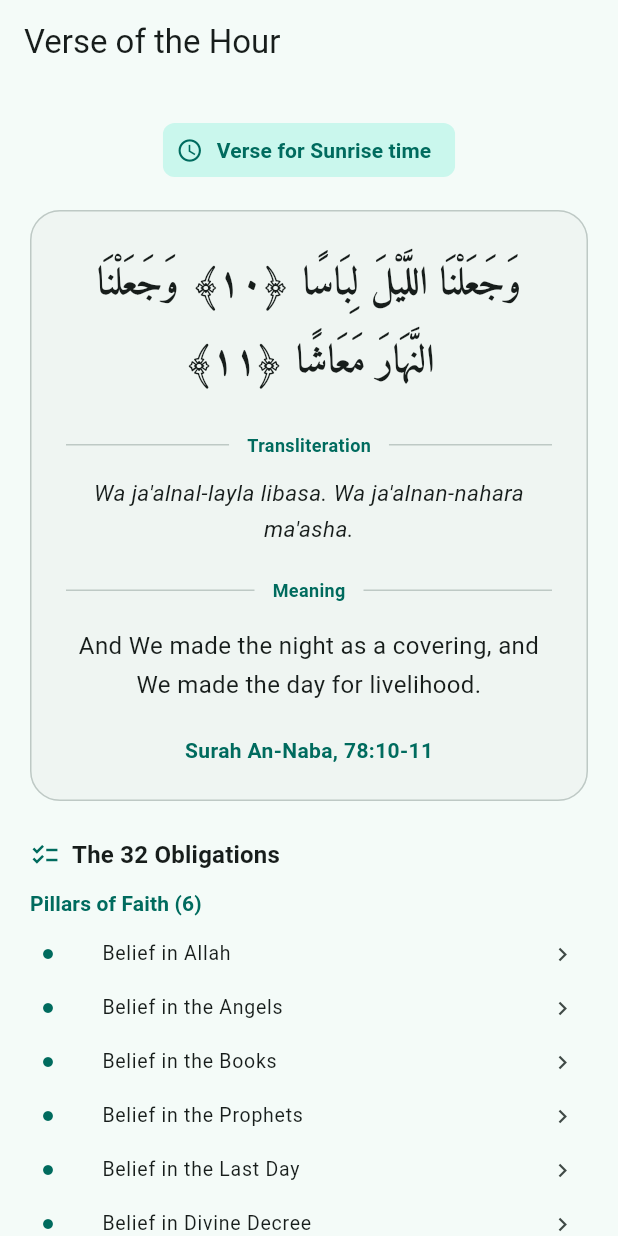
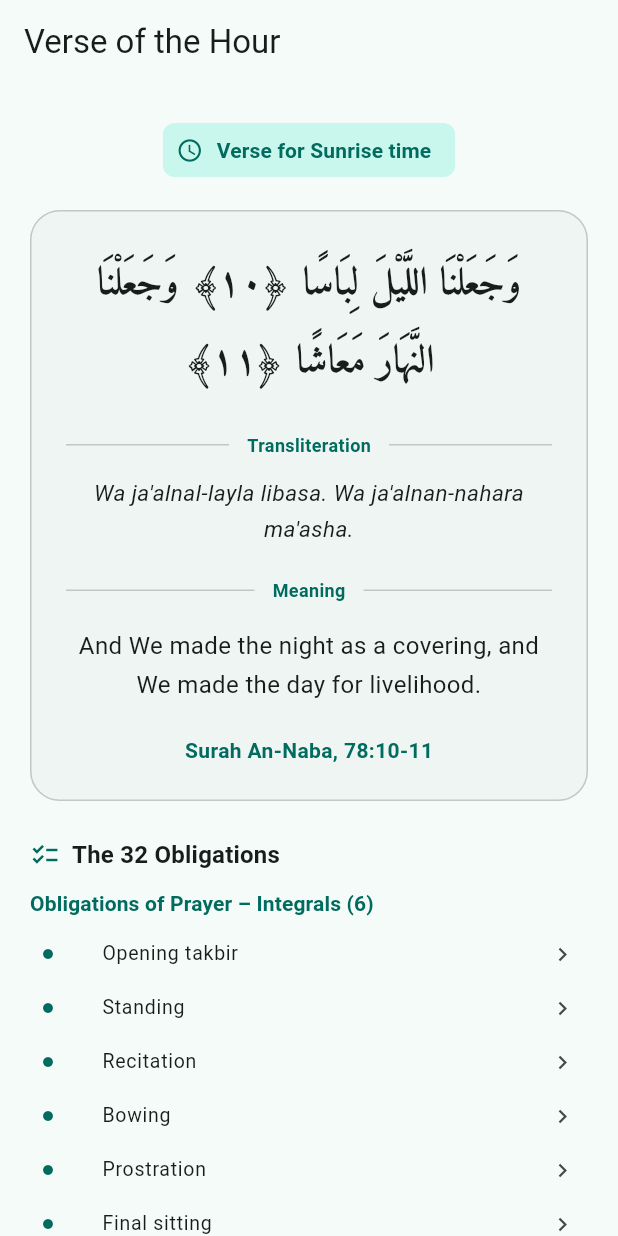
Before and after one commit to gokhunyayla/namaz-saatleri, a Flutter app: the VerseScreen screen opened directly with empty values, on a phone screen of 412 x 824 dp. Run offline on Flutter 3.47's test engine with Material 3 defaults, Android fonts, the phone set to English and light mode, and no system bars; our stand-ins replace adhan, flutter_compass, flutter_local_notifications, flutter_timezone, font_awesome_flutter, geocoding and 3 more; missing offline and left inert: geomag; accounts and stored records are empty.

Commit message:
32 Farz yeniden sıralandı; bildirim test özelliği eklendi
- Namazın farzları (12) en üstte, İçindekiler (Rükünler, 6) ve
  Dışındakiler (Şartlar, 6) olarak ayrıldı; bölüm çoktan aza sıralanır:
  6+6 → İman 6 → İslam 5 → Abdest 4 → Gusül 3 → Teyemmüm 2
- Ayarlar → 'Bildirimleri Test Et': 1 dk sonra ezan sesli, 2 dk sonra
  bildirim sesli vakit bildirimi, 3 dk sonra ön hatırlatma planlar (3 dilde)

Co-Authored-By: Claude Fable 5 <noreply@anthropic.com>

```diff
--- a/lib/data/thirty_two_fard.dart
+++ b/lib/data/thirty_two_fard.dart
@@ -1,5 +1,6 @@
-/// 32 Farz — İmanın 6, İslam'ın 5, Namazın 12, Abdestin 4, Guslün 3 ve
-/// Teyemmümün 2 farzı. İçerik sabittir; Diyanet İlmihali'ne (Hanefî) dayanır.
+/// 32 Farz — Namazın 12 (rükünleri ve şartları), İmanın 6, İslam'ın 5,
+/// Abdestin 4, Guslün 3 ve Teyemmümün 2 farzı; çoktan aza sıralanır.
+/// İçerik sabittir; Diyanet İlmihali'ne (Hanefî) dayanır.
 class FardItem {
   final String nameTr;
   final String nameAr;
@@ -27,6 +28,58 @@ const fardSectionTitleAr = 'الفرائض الاثنتان والثلاثون';
 const fardSectionTitleEn = 'The 32 Obligations';
 
 const List<FardGroup> thirtyTwoFard = [
+  FardGroup('Namazın Farzları – İçindekiler: Rükünleri (6)', 'فرائض الصلاة – أركانها (٦)', 'Obligations of Prayer – Integrals (6)', [
+    FardItem('İftitah tekbiri', 'تكبيرة الإحرام', 'Opening takbir',
+        'Namaza \'Allâhü Ekber\' diyerek başlamaktır.',
+        'الدخول في الصلاة بقول «الله أكبر».',
+        'To begin the prayer saying \'Allahu Akbar.\''),
+    FardItem('Kıyam', 'القيام', 'Standing',
+        'Gücü yetenin namazda ayakta durmasıdır.',
+        'الوقوف في الصلاة للقادر.',
+        'Standing during prayer for those able.'),
+    FardItem('Kıraat', 'القراءة', 'Recitation',
+        'Namazda Kur\'an\'dan bir miktar okumaktır.',
+        'قراءة ما تيسر من القرآن في الصلاة.',
+        'Reciting a portion of the Quran in prayer.'),
+    FardItem('Rükû', 'الركوع', 'Bowing',
+        'Eller dizlere erecek şekilde eğilmektir.',
+        'الانحناء حتى تبلغ اليدان الركبتين.',
+        'Bowing until the hands reach the knees.'),
+    FardItem('Secde', 'السجود', 'Prostration',
+        'Alın, burun, eller, dizler ve ayak parmakları yere değecek şekilde her rekatta iki kez secde etmektir.',
+        'وضع الجبهة والأنف واليدين والركبتين وأطراف القدمين على الأرض مرتين في كل ركعة.',
+        'Prostrating twice each rak\'ah with forehead, nose, hands, knees and toes on the ground.'),
+    FardItem('Ka\'de-i ahîre', 'القعدة الأخيرة', 'Final sitting',
+        'Namazın sonunda Ettehiyyâtü okuyacak kadar oturmaktır.',
+        'الجلوس آخر الصلاة بمقدار التشهد.',
+        'Sitting at the end of prayer long enough to recite the tashahhud.'),
+  ]),
+  FardGroup('Namazın Farzları – Dışındakiler: Şartları (6)', 'فرائض الصلاة – شروطها (٦)', 'Obligations of Prayer – Preconditions (6)', [
+    FardItem('Hadesten taharet', 'الطهارة من الحدث', 'Purity from ritual impurity',
+        'Namazdan önce abdestsizlik hâlinden abdestle, gerekiyorsa gusülle temizlenmektir.',
+        'رفع الحدث بالوضوء أو الغسل قبل الصلاة.',
+        'To remove ritual impurity with wudu or ghusl before prayer.'),
+    FardItem('Necasetten taharet', 'الطهارة من النجاسة', 'Purity from filth',
+        'Beden, elbise ve namaz kılınacak yerin temiz olmasıdır.',
+        'طهارة البدن والثوب ومكان الصلاة.',
+        'Cleanliness of body, clothing and place of prayer.'),
+    FardItem('Setr-i avret', 'ستر العورة', 'Covering the body',
+        'Örtülmesi gereken yerlerin namazda örtülü olmasıdır.',
+        'ستر ما يجب ستره في الصلاة.',
+        'Covering what must be covered during prayer.'),
+    FardItem('İstikbâl-i kıble', 'استقبال القبلة', 'Facing the qibla',
+        'Namazda Kâbe yönüne dönmektir.',
+        'التوجه إلى الكعبة في الصلاة.',
+        'Facing the direction of the Kaaba in prayer.'),
+    FardItem('Vakit', 'الوقت', 'The prescribed time',
+        'Her namazı kendi vakti içinde kılmaktır.',
+        'أداء كل صلاة في وقتها.',
+        'Praying each prayer within its time.'),
+    FardItem('Niyet', 'النية', 'Intention',
+        'Hangi namazın kılınacağını kalben belirlemektir.',
+        'عقد القلب على الصلاة المعينة.',
+        'To determine in the heart which prayer is being performed.'),
+  ]),
   FardGroup('İmanın Şartları (6)', 'أركان الإيمان (٦)', 'Pillars of Faith (6)', [
     FardItem('Allah\'a iman', 'الإيمان بالله', 'Belief in Allah',
         'Allah\'ın varlığına, birliğine, eşi ve benzeri olmadığına inanmaktır. İmanın temeli ve ilk şartıdır.',
@@ -75,56 +128,6 @@ const List<FardGroup> thirtyTwoFard = [
         'حج البيت الحرام مرة في العمر لمن استطاع إليه سبيلًا.',
         'For those able, to perform the pilgrimage to the Kaaba once in a lifetime.'),
   ]),
-  FardGroup('Namazın Farzları (12)', 'فرائض الصلاة (١٢)', 'Obligations of Prayer (12)', [
-    FardItem('Hadesten taharet', 'الطهارة من الحدث', 'Purity from ritual impurity',
-        'Namazdan önce abdestsizlik hâlinden abdestle, gerekiyorsa gusülle temizlenmektir. (Dışındaki şartlardandır.)',
-        'رفع الحدث بالوضوء أو الغسل قبل الصلاة. (من شروط الصلاة)',
-        'To remove ritual impurity with wudu or ghusl before prayer. (A precondition)'),
-    FardItem('Necasetten taharet', 'الطهارة من النجاسة', 'Purity from filth',
-        'Beden, elbise ve namaz kılınacak yerin temiz olmasıdır. (Şart)',
-        'طهارة البدن والثوب ومكان الصلاة. (شرط)',
-        'Cleanliness of body, clothing and place of prayer. (A precondition)'),
-    FardItem('Setr-i avret', 'ستر العورة', 'Covering the body',
-        'Örtülmesi gereken yerlerin namazda örtülü olmasıdır. (Şart)',
-        'ستر ما يجب ستره في الصلاة. (شرط)',
-        'Covering what must be covered during prayer. (A precondition)'),
-    FardItem('İstikbâl-i kıble', 'استقبال القبلة', 'Facing the qibla',
-        'Namazda Kâbe yönüne dönmektir. (Şart)',
-        'التوجه إلى الكعبة في الصلاة. (شرط)',
-        'Facing the direction of the Kaaba in prayer. (A precondition)'),
-    FardItem('Vakit', 'الوقت', 'The prescribed time',
-        'Her namazı kendi vakti içinde kılmaktır. (Şart)',
-        'أداء كل صلاة في وقتها. (شرط)',
-        'Praying each prayer within its time. (A precondition)'),
-    FardItem('Niyet', 'النية', 'Intention',
-        'Hangi namazın kılınacağını kalben belirlemektir. (Şart)',
-        'عقد القلب على الصلاة المعينة. (شرط)',
-        'To determine in the heart which prayer is being performed. (A precondition)'),
-    FardItem('İftitah tekbiri', 'تكبيرة الإحرام', 'Opening takbir',
-        'Namaza \'Allâhü Ekber\' diyerek başlamaktır. (İçindeki rükünlerdendir.)',
-        'الدخول في الصلاة بقول «الله أكبر». (ركن)',
-        'To begin the prayer saying \'Allahu Akbar.\' (An integral part)'),
-    FardItem('Kıyam', 'القيام', 'Standing',
-        'Gücü yetenin namazda ayakta durmasıdır. (Rükün)',
-        'الوقوف في الصلاة للقادر. (ركن)',
-        'Standing during prayer for those able. (An integral part)'),
-    FardItem('Kıraat', 'القراءة', 'Recitation',
-        'Namazda Kur\'an\'dan bir miktar okumaktır. (Rükün)',
-        'قراءة ما تيسر من القرآن في الصلاة. (ركن)',
-        'Reciting a portion of the Quran in prayer. (An integral part)'),
-    FardItem('Rükû', 'الركوع', 'Bowing',
-        'Eller dizlere erecek şekilde eğilmektir. (Rükün)',
-        'الانحناء حتى تبلغ اليدان الركبتين. (ركن)',
-        'Bowing until the hands reach the knees. (An integral part)'),
-    FardItem('Secde', 'السجود', 'Prostration',
-        'Alın, burun, eller, dizler ve ayak parmakları yere değecek şekilde iki kez secde etmektir. (Rükün)',
-        'وضع الجبهة والأنف واليدين والركبتين وأطراف القدمين على الأرض مرتين. (ركن)',
-        'Prostrating twice with forehead, nose, hands, knees and toes on the ground. (An integral part)'),
-    FardItem('Ka\'de-i ahîre', 'القعدة الأخيرة', 'Final sitting',
-        'Namazın sonunda Ettehiyyâtü okuyacak kadar oturmaktır. (Rükün)',
-        'الجلوس آخر الصلاة بمقدار التشهد. (ركن)',
-        'Sitting at the end of prayer long enough to recite the tashahhud. (An integral part)'),
-  ]),
   FardGroup('Abdestin Farzları (4)', 'فرائض الوضوء (٤)', 'Obligations of Wudu (4)', [
     FardItem('Yüzü yıkamak', 'غسل الوجه', 'Washing the face',
         'Alın ile çene arası ve iki kulak yumuşağı arasını bir kez yıkamaktır.',
```
Also changed, not shown: lib/l10n/strings.dart (+79 -0 lines), lib/screens/settings_screen.dart (+20 -0 lines), lib/services/notification_service.dart (+19 -0 lines).
